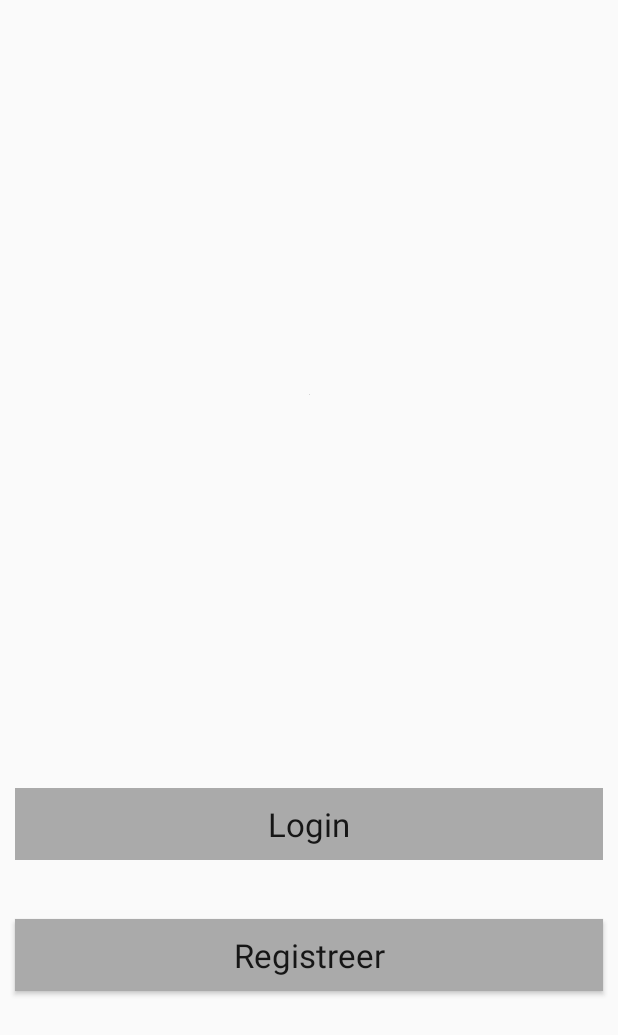
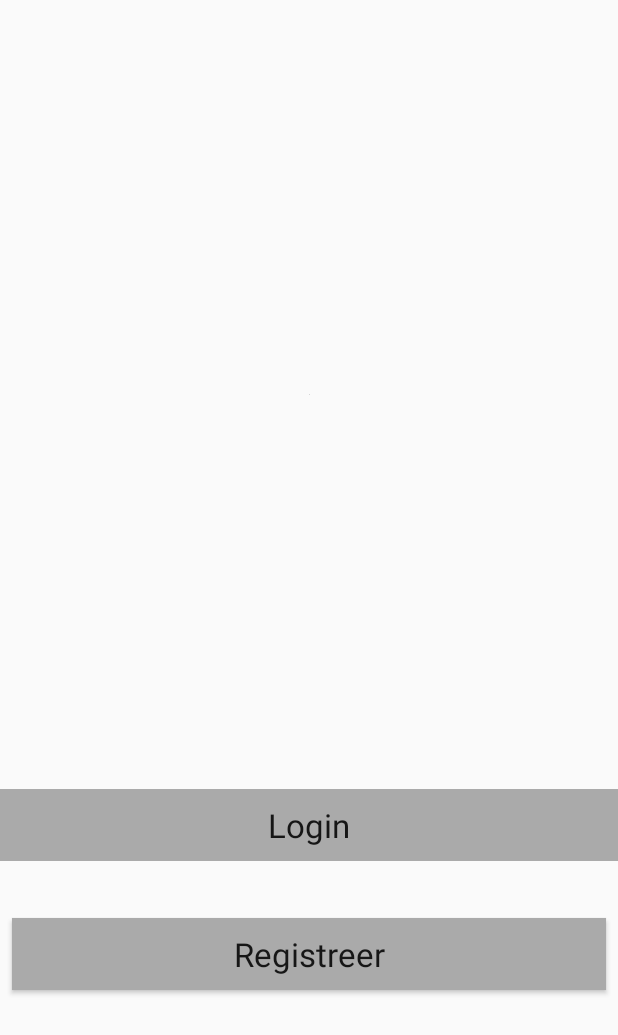
Before and after one commit to NickAelbrecht/herexAndroid, an Android app: the layout fragment_login.xml on its own in the app's theme, with its tools: preview values and no code run, on a phone screen of 412 x 824 dp. Shown: the top 1035 px of the screen. Run offline under Robolectric (Android 15) with nearby library versions, the light colour scheme and no system bars.

Commit message:
Changes to layout of login fragment

```diff
--- a/app/src/main/java/com/example/nick/herexamen/MainActivity.kt
+++ b/app/src/main/java/com/example/nick/herexamen/MainActivity.kt
@@ -14,14 +14,14 @@ class MainActivity : AppCompatActivity(), HomeFragment.OnFragmentInteractionList
     private val mOnNavigationItemSelectedListener = BottomNavigationView.OnNavigationItemSelectedListener { item ->
         when (item.itemId) {
             R.id.navigation_home -> {
-                switchFragment(HomeFragment.newInstance("test1", "test2"))
+                switchFragment(HomeFragment.newInstance())
                 return@OnNavigationItemSelectedListener true
             }
             R.id.navigation_oefeningen -> {
                 return@OnNavigationItemSelectedListener true
             }
             R.id.navigation_login -> {
-                switchFragment(LoginFragment.newInstance("test1", "test2"))
+                switchFragment(LoginFragment.newInstance())
                 return@OnNavigationItemSelectedListener true
             }
         }
@@ -33,7 +33,7 @@ class MainActivity : AppCompatActivity(), HomeFragment.OnFragmentInteractionList
         setContentView(R.layout.activity_main)
 
         navigation.setOnNavigationItemSelectedListener(mOnNavigationItemSelectedListener)
-        switchFragment(HomeFragment.newInstance("test1", "test2"))
+        switchFragment(HomeFragment.newInstance())
     }
 
     override fun onFragmentInteraction(uri: Uri) {
--- a/app/src/main/java/com/example/nick/herexamen/fragments/HomeFragment.kt
+++ b/app/src/main/java/com/example/nick/herexamen/fragments/HomeFragment.kt
@@ -10,8 +10,6 @@ import android.view.ViewGroup
 
 import com.example.nick.herexamen.R
 
-// TODO: Rename parameter arguments, choose names that match
-// the fragment initialization parameters, e.g. ARG_ITEM_NUMBER
 
 
 /**
@@ -87,7 +85,7 @@ class HomeFragment : Fragment() {
          */
         // TODO: Rename and change types and number of parameters
         @JvmStatic
-        fun newInstance(param1: String, param2: String) =
+        fun newInstance() =
             HomeFragment().apply {
                 arguments = Bundle().apply {
                 }
--- a/app/src/main/java/com/example/nick/herexamen/fragments/LoginFragment.kt
+++ b/app/src/main/java/com/example/nick/herexamen/fragments/LoginFragment.kt
@@ -95,7 +95,7 @@ class LoginFragment : Fragment() {
          */
         // TODO: Rename and change types and number of parameters
         @JvmStatic
-        fun newInstance(param1: String, param2: String) =
+        fun newInstance() =
             LoginFragment().apply {
                 arguments = Bundle().apply {
                 }
--- a/app/src/main/res/layout/fragment_home.xml
+++ b/app/src/main/res/layout/fragment_home.xml
@@ -9,6 +9,6 @@
             android:layout_width="match_parent"
             android:layout_height="match_parent"
             android:text="home fragment"
-            android:background="@color/colorPrimary"/>
+    />
 
 </FrameLayout>
--- a/app/src/main/res/layout/fragment_login.xml
+++ b/app/src/main/res/layout/fragment_login.xml
@@ -9,34 +9,47 @@
 
     <Button
             android:text="Login"
-            android:layout_width="0dp"
+            android:layout_width="match_parent"
             android:layout_height="wrap_content"
-            android:id="@+id/btn_login" app:layout_constraintStart_toStartOf="parent" android:layout_marginStart="8dp"
-            app:layout_constraintEnd_toEndOf="parent" android:layout_marginEnd="8dp"
-            android:layout_margin="10dp" android:layout_marginBottom="8dp"
-            app:layout_constraintBottom_toBottomOf="parent" android:layout_marginTop="8dp"
-            app:layout_constraintTop_toTopOf="parent" app:layout_constraintHorizontal_bias="1.0"
-            app:layout_constraintVertical_bias="0.682" style="@style/Widget.AppCompat.Button.Borderless.Colored"
+            android:id="@+id/btn_login"
+            android:layout_marginBottom="8dp"
+            app:layout_constraintBottom_toBottomOf="parent"
+            android:layout_marginTop="8dp"
+            app:layout_constraintTop_toTopOf="parent"
+            app:layout_constraintVertical_bias="0.682"
+            style="@style/Widget.AppCompat.Button.Borderless.Colored"
             android:background="@android:color/darker_gray"
-            android:textAppearance="@style/TextAppearance.AppCompat.Large"/>
+            android:textAppearance="@style/TextAppearance.AppCompat.Large" tools:layout_editor_absoluteX="8dp"/>
 
     <Button
             android:text="Registreer"
-            android:layout_width="0dp"
+            android:layout_width="match_parent"
             android:layout_height="wrap_content"
-            android:id="@+id/btn_register" app:layout_constraintStart_toStartOf="parent"
-            android:layout_marginStart="8dp" app:layout_constraintEnd_toEndOf="parent" android:layout_marginEnd="8dp"
-            android:layout_marginBottom="8dp" app:layout_constraintBottom_toBottomOf="parent"
-            android:layout_marginTop="8dp" app:layout_constraintTop_toBottomOf="@+id/btn_login"
-            app:layout_constraintHorizontal_bias="0.0" app:layout_constraintVertical_bias="0.16"
-            android:layout_margin="10dp" android:background="@android:color/darker_gray"
+            android:id="@+id/btn_register"
+            app:layout_constraintStart_toStartOf="parent"
+            android:layout_marginStart="8dp"
+            app:layout_constraintEnd_toEndOf="parent"
+            android:layout_marginEnd="8dp"
+            android:layout_marginBottom="8dp"
+            app:layout_constraintBottom_toBottomOf="parent"
+            android:layout_marginTop="8dp"
+            app:layout_constraintTop_toBottomOf="@+id/btn_login"
+            app:layout_constraintHorizontal_bias="0.0"
+            app:layout_constraintVertical_bias="0.16"
+            android:background="@android:color/darker_gray"
             android:textAppearance="@style/TextAppearance.AppCompat.Large"/>
 
     <ImageView
             android:layout_width="wrap_content"
-            android:layout_height="wrap_content" tools:src="@tools:sample/avatars"
-            android:id="@+id/imageView" app:layout_constraintStart_toStartOf="parent" android:layout_marginStart="8dp"
-            app:layout_constraintEnd_toEndOf="parent" android:layout_marginEnd="8dp" android:layout_marginTop="8dp"
-            app:layout_constraintTop_toTopOf="parent" android:layout_marginBottom="8dp"
+            android:layout_height="wrap_content"
+            tools:src="@tools:sample/avatars[11]"
+            android:id="@+id/imageView"
+            app:layout_constraintStart_toStartOf="parent"
+            android:layout_marginStart="8dp"
+            app:layout_constraintEnd_toEndOf="parent"
+            android:layout_marginEnd="8dp"
+            android:layout_marginTop="8dp"
+            app:layout_constraintTop_toTopOf="parent"
+            android:layout_marginBottom="8dp"
             app:layout_constraintBottom_toTopOf="@+id/btn_login"/>
 </android.support.constraint.ConstraintLayout>
```
